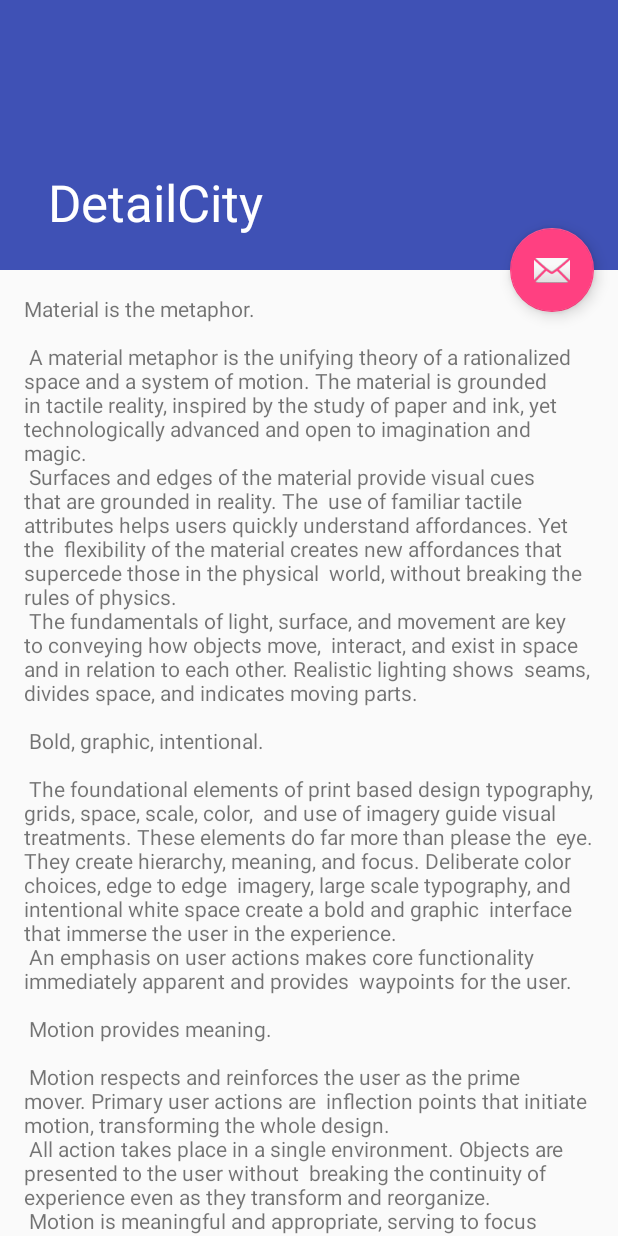
After one commit to Karimgasmi47/WeatherApp, an Android app: the DetailCity screen opened directly, with no data from a screen before it, on a phone screen of 412 x 824 dp. The commit adds this screen. Run offline under Robolectric (Android 15) with nearby library versions, the phone set to English and light mode, and no system bars.

Commit message:
DetailCity

```diff
--- a/app/src/main/AndroidManifest.xml
+++ b/app/src/main/AndroidManifest.xml
@@ -18,6 +18,10 @@
                 <category android:name="android.intent.category.LAUNCHER" />
             </intent-filter>
         </activity>
+        <activity
+            android:name=".DetailCity"
+            android:label="@string/title_activity_detail_city"
+            android:theme="@style/AppTheme.NoActionBar"></activity>
     </application>
 
 </manifest>
--- a/app/src/main/java/gasmi/monteleone/weatherapp/CityHolder.java
+++ b/app/src/main/java/gasmi/monteleone/weatherapp/CityHolder.java
@@ -24,7 +24,7 @@
 
     }
 
-    // Méthode qui lie les données du User aux champs correspondant ainsi que le listener
+    // Méthode qui lie les données des City aux champs correspondant ainsi que le listener
     public void bind(City city, final CityAdapter.OnCityListener listener) {
         this.city = city;
 
--- /dev/null
+++ b/app/src/main/java/gasmi/monteleone/weatherapp/DetailCity.java
@@ -0,0 +1,28 @@
+package gasmi.monteleone.weatherapp;
+
+import android.os.Bundle;
+import android.support.design.widget.FloatingActionButton;
+import android.support.design.widget.Snackbar;
+import android.support.v7.app.AppCompatActivity;
+import android.support.v7.widget.Toolbar;
+import android.view.View;
+
+public class DetailCity extends AppCompatActivity {
+
+    @Override
+    protected void onCreate(Bundle savedInstanceState) {
+        super.onCreate(savedInstanceState);
+        setContentView(R.layout.activity_detail_city);
+        Toolbar toolbar = (Toolbar) findViewById(R.id.toolbar);
+        setSupportActionBar(toolbar);
+
+        FloatingActionButton fab = (FloatingActionButton) findViewById(R.id.fab);
+        fab.setOnClickListener(new View.OnClickListener() {
+            @Override
+            public void onClick(View view) {
+                Snackbar.make(view, "Replace with your own action", Snackbar.LENGTH_LONG)
+                        .setAction("Action", null).show();
+            }
+        });
+    }
+}
--- a/app/src/main/java/gasmi/monteleone/weatherapp/FirstActivity.java
+++ b/app/src/main/java/gasmi/monteleone/weatherapp/FirstActivity.java
@@ -51,6 +51,8 @@
             }
         }); */
 
+
+
         Gson gson = new Gson();
 
         try {
@@ -68,12 +70,13 @@
                 @Override
                 public void onCityClick(City city) {
                     // Action lors du clic sur un item de la liste
-                    Toast.makeText(FirstActivity.this, city.getName() + " - " + city.getCountry(), Toast.LENGTH_LONG).show();
+
                 }
 
                 @Override
                 public void onCityLongClick(City city) {
                     // Autre action lors du clic long sur un item de la liste
+                    Toast.makeText(FirstActivity.this, city.getName(), Toast.LENGTH_LONG).show();
                 }
             });
 
--- /dev/null
+++ b/app/src/main/res/drawable/ic_pin_drop_black_24dp.xml
@@ -0,0 +1,9 @@
+<vector xmlns:android="http://schemas.android.com/apk/res/android"
+        android:width="24dp"
+        android:height="24dp"
+        android:viewportWidth="24.0"
+        android:viewportHeight="24.0">
+    <path
+        android:fillColor="#FF000000"
+        android:pathData="M18,8c0,-3.31 -2.69,-6 -6,-6S6,4.69 6,8c0,4.5 6,11 6,11s6,-6.5 6,-11zM10,8c0,-1.1 0.9,-2 2,-2s2,0.9 2,2 -0.89,2 -2,2c-1.1,0 -2,-0.9 -2,-2zM5,20v2h14v-2L5,20z"/>
+</vector>
--- /dev/null
+++ b/app/src/main/res/layout/activity_detail_city.xml
@@ -0,0 +1,46 @@
+<?xml version="1.0" encoding="utf-8"?>
+<android.support.design.widget.CoordinatorLayout xmlns:android="http://schemas.android.com/apk/res/android"
+    xmlns:app="http://schemas.android.com/apk/res-auto"
+    xmlns:tools="http://schemas.android.com/tools"
+    android:layout_width="match_parent"
+    android:layout_height="match_parent"
+    android:fitsSystemWindows="true"
+    tools:context="gasmi.monteleone.weatherapp.DetailCity">
+
+    <android.support.design.widget.AppBarLayout
+        android:id="@+id/app_bar"
+        android:layout_width="match_parent"
+        android:layout_height="@dimen/app_bar_height"
+        android:fitsSystemWindows="true"
+        android:theme="@style/AppTheme.AppBarOverlay">
+
+        <android.support.design.widget.CollapsingToolbarLayout
+            android:id="@+id/toolbar_layout"
+            android:layout_width="match_parent"
+            android:layout_height="match_parent"
+            android:fitsSystemWindows="true"
+            app:contentScrim="?attr/colorPrimary"
+            app:layout_scrollFlags="scroll|exitUntilCollapsed">
+
+            <android.support.v7.widget.Toolbar
+                android:id="@+id/toolbar"
+                android:layout_width="match_parent"
+                android:layout_height="?attr/actionBarSize"
+                app:layout_collapseMode="pin"
+                app:popupTheme="@style/AppTheme.PopupOverlay" />
+
+        </android.support.design.widget.CollapsingToolbarLayout>
+    </android.support.design.widget.AppBarLayout>
+
+    <include layout="@layout/content_detail_city" />
+
+    <android.support.design.widget.FloatingActionButton
+        android:id="@+id/fab"
+        android:layout_width="wrap_content"
+        android:layout_height="wrap_content"
+        android:layout_margin="@dimen/fab_margin"
+        app:layout_anchor="@id/app_bar"
+        app:layout_anchorGravity="bottom|end"
+        app:srcCompat="@android:drawable/ic_dialog_email" />
+
+</android.support.design.widget.CoordinatorLayout>
--- a/app/src/main/res/layout/adapter_city.xml
+++ b/app/src/main/res/layout/adapter_city.xml
@@ -9,7 +9,7 @@
     <ImageView
         android:layout_width="50dp"
         android:layout_height="50dp"
-        android:src="@drawable/ic_place_black_24dp"
+        android:src="@drawable/ic_pin_drop_black_24dp"
         android:layout_marginLeft="@dimen/activity_horizontal_margin"
         />
 
--- /dev/null
+++ b/app/src/main/res/layout/content_detail_city.xml
@@ -0,0 +1,17 @@
+<?xml version="1.0" encoding="utf-8"?>
+<android.support.v4.widget.NestedScrollView xmlns:android="http://schemas.android.com/apk/res/android"
+    xmlns:app="http://schemas.android.com/apk/res-auto"
+    xmlns:tools="http://schemas.android.com/tools"
+    android:layout_width="match_parent"
+    android:layout_height="match_parent"
+    app:layout_behavior="@string/appbar_scrolling_view_behavior"
+    tools:context="gasmi.monteleone.weatherapp.DetailCity"
+    tools:showIn="@layout/activity_detail_city">
+
+    <TextView
+        android:layout_width="wrap_content"
+        android:layout_height="wrap_content"
+        android:layout_margin="@dimen/text_margin"
+        android:text="@string/large_text" />
+
+</android.support.v4.widget.NestedScrollView>
--- /dev/null
+++ b/app/src/main/res/menu/menu_detail_city.xml
@@ -0,0 +1,10 @@
+<menu xmlns:android="http://schemas.android.com/apk/res/android"
+    xmlns:app="http://schemas.android.com/apk/res-auto"
+    xmlns:tools="http://schemas.android.com/tools"
+    tools:context="gasmi.monteleone.weatherapp.DetailCity">
+    <item
+        android:id="@+id/action_settings"
+        android:orderInCategory="100"
+        android:title="@string/action_settings"
+        app:showAsAction="never" />
+</menu>
--- a/app/src/main/res/values/dimens.xml
+++ b/app/src/main/res/values/dimens.xml
@@ -3,4 +3,6 @@
     <dimen name="activity_horizontal_margin">16dp</dimen>
     <dimen name="activity_vertical_margin">16dp</dimen>
     <dimen name="fab_margin">16dp</dimen>
+    <dimen name="app_bar_height">180dp</dimen>
+    <dimen name="text_margin">16dp</dimen>
 </resources>
--- a/app/src/main/res/values/strings.xml
+++ b/app/src/main/res/values/strings.xml
@@ -1,4 +1,94 @@
 <resources>
     <string name="app_name">WeatherApp</string>
     <string name="action_settings">Settings</string>
+    <string name="title_activity_detail_city">DetailCity</string>
+    <string name="large_text">
+        "Material is the metaphor.\n\n"
+
+        "A material metaphor is the unifying theory of a rationalized space and a system of motion."
+        "The material is grounded in tactile reality, inspired by the study of paper and ink, yet "
+        "technologically advanced and open to imagination and magic.\n"
+        "Surfaces and edges of the material provide visual cues that are grounded in reality. The "
+        "use of familiar tactile attributes helps users quickly understand affordances. Yet the "
+        "flexibility of the material creates new affordances that supercede those in the physical "
+        "world, without breaking the rules of physics.\n"
+        "The fundamentals of light, surface, and movement are key to conveying how objects move, "
+        "interact, and exist in space and in relation to each other. Realistic lighting shows "
+        "seams, divides space, and indicates moving parts.\n\n"
+
+        "Bold, graphic, intentional.\n\n"
+
+        "The foundational elements of print based design typography, grids, space, scale, color, "
+        "and use of imagery guide visual treatments. These elements do far more than please the "
+        "eye. They create hierarchy, meaning, and focus. Deliberate color choices, edge to edge "
+        "imagery, large scale typography, and intentional white space create a bold and graphic "
+        "interface that immerse the user in the experience.\n"
+        "An emphasis on user actions makes core functionality immediately apparent and provides "
+        "waypoints for the user.\n\n"
+
+        "Motion provides meaning.\n\n"
+
+        "Motion respects and reinforces the user as the prime mover. Primary user actions are "
+        "inflection points that initiate motion, transforming the whole design.\n"
+        "All action takes place in a single environment. Objects are presented to the user without "
+        "breaking the continuity of experience even as they transform and reorganize.\n"
+        "Motion is meaningful and appropriate, serving to focus attention and maintain continuity. "
+        "Feedback is subtle yet clear. Transitions are efﬁcient yet coherent.\n\n"
+
+        "3D world.\n\n"
+
+        "The material environment is a 3D space, which means all objects have x, y, and z "
+        "dimensions. The z-axis is perpendicularly aligned to the plane of the display, with the "
+        "positive z-axis extending towards the viewer. Every sheet of material occupies a single "
+        "position along the z-axis and has a standard 1dp thickness.\n"
+        "On the web, the z-axis is used for layering and not for perspective. The 3D world is "
+        "emulated by manipulating the y-axis.\n\n"
+
+        "Light and shadow.\n\n"
+
+        "Within the material environment, virtual lights illuminate the scene. Key lights create "
+        "directional shadows, while ambient light creates soft shadows from all angles.\n"
+        "Shadows in the material environment are cast by these two light sources. In Android "
+        "development, shadows occur when light sources are blocked by sheets of material at "
+        "various positions along the z-axis. On the web, shadows are depicted by manipulating the "
+        "y-axis only. The following example shows the card with a height of 6dp.\n\n"
+
+        "Resting elevation.\n\n"
+
+        "All material objects, regardless of size, have a resting elevation, or default elevation "
+        "that does not change. If an object changes elevation, it should return to its resting "
+        "elevation as soon as possible.\n\n"
+
+        "Component elevations.\n\n"
+
+        "The resting elevation for a component type is consistent across apps (e.g., FAB elevation "
+        "does not vary from 6dp in one app to 16dp in another app).\n"
+        "Components may have different resting elevations across platforms, depending on the depth "
+        "of the environment (e.g., TV has a greater depth than mobile or desktop).\n\n"
+
+        "Responsive elevation and dynamic elevation offsets.\n\n"
+
+        "Some component types have responsive elevation, meaning they change elevation in response "
+        "to user input (e.g., normal, focused, and pressed) or system events. These elevation "
+        "changes are consistently implemented using dynamic elevation offsets.\n"
+        "Dynamic elevation offsets are the goal elevation that a component moves towards, relative "
+        "to the component’s resting state. They ensure that elevation changes are consistent "
+        "across actions and component types. For example, all components that lift on press have "
+        "the same elevation change relative to their resting elevation.\n"
+        "Once the input event is completed or cancelled, the component will return to its resting "
+        "elevation.\n\n"
+
+        "Avoiding elevation interference.\n\n"
+
+        "Components with responsive elevations may encounter other components as they move between "
+        "their resting elevations and dynamic elevation offsets. Because material cannot pass "
+        "through other material, components avoid interfering with one another any number of ways, "
+        "whether on a per component basis or using the entire app layout.\n"
+        "On a component level, components can move or be removed before they cause interference. "
+        "For example, a floating action button (FAB) can disappear or move off screen before a "
+        "user picks up a card, or it can move if a snackbar appears.\n"
+        "On the layout level, design your app layout to minimize opportunities for interference. "
+        "For example, position the FAB to one side of stream of a cards so the FAB won’t interfere "
+        "when a user tries to pick up one of cards.\n\n"
+    </string>
 </resources>
```
